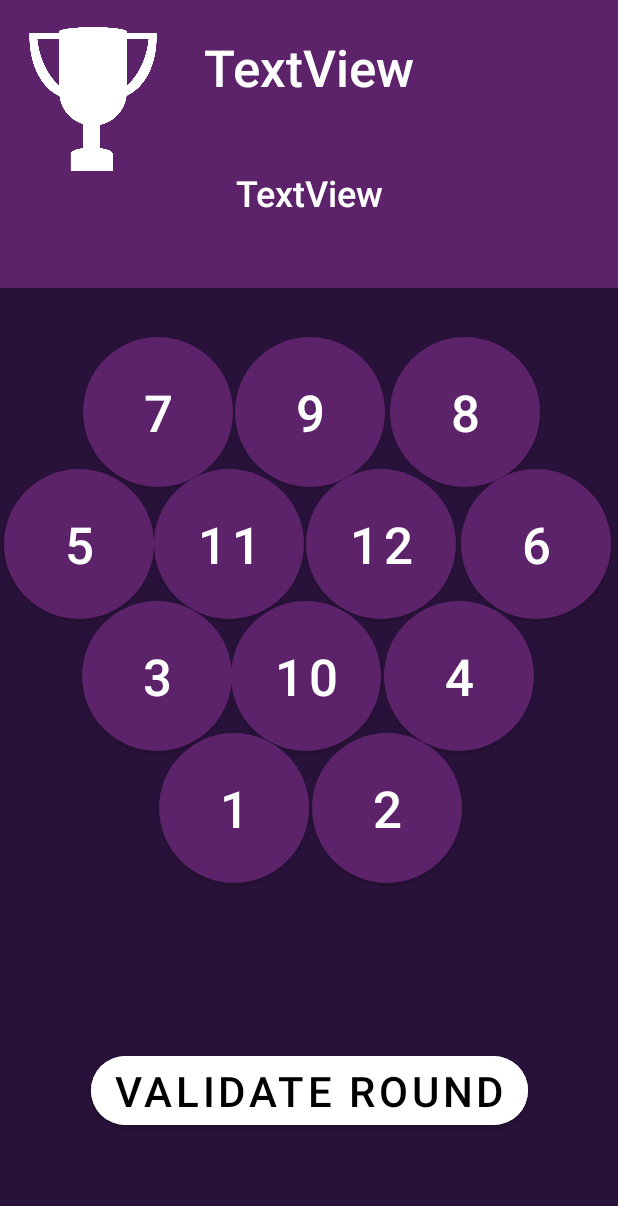
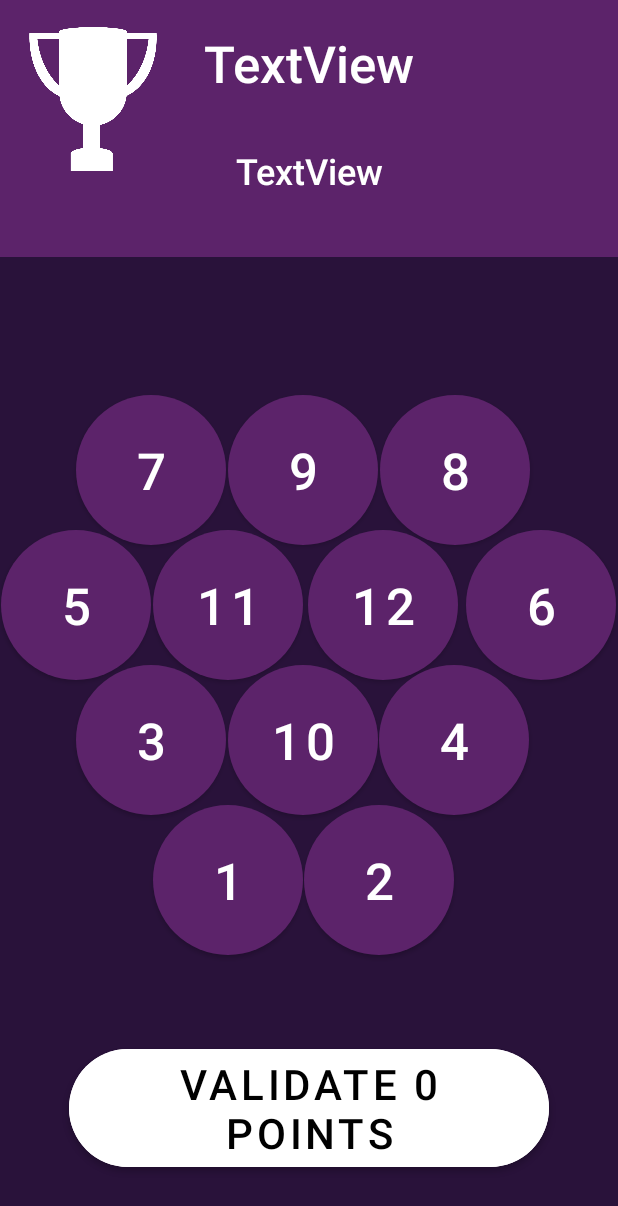
Before and after one commit to beliaran/PFE, an Android app: the GameFragment screen opened through its navigation route, after a tap on "12", on a phone screen of 412 x 824 dp. Shown: the top 1206 px of the screen. Run offline under Robolectric (Android 15) with nearby library versions, the phone set to English and light mode, and no system bars; our stand-ins replace navigation-ui; 10 statements that could not run were skipped.

Commit message:
Ajout du back sur l'écran de scoreboard

```diff
--- a/LD/Android/app/build.gradle
+++ b/LD/Android/app/build.gradle
@@ -46,6 +46,7 @@
     implementation 'androidx.lifecycle:lifecycle-livedata-ktx:2.5.1'
     implementation 'androidx.lifecycle:lifecycle-viewmodel-ktx:2.5.1'
     annotationProcessor 'com.github.bumptech.glide:compiler:4.13.2'
+
     testImplementation 'junit:junit:4.13.2'
     androidTestImplementation 'androidx.test.ext:junit:1.1.3'
     androidTestImplementation 'androidx.test.espresso:espresso-core:3.4.0'
--- a/LD/Android/app/src/main/java/fr/eseo/pfemolkky/ui/main/GameFragment.java
+++ b/LD/Android/app/src/main/java/fr/eseo/pfemolkky/ui/main/GameFragment.java
@@ -1,18 +1,25 @@
 package fr.eseo.pfemolkky.ui.main;
 
+import android.app.AlertDialog;
+import android.content.DialogInterface;
 import android.os.Bundle;
 
+import androidx.activity.OnBackPressedCallback;
 import androidx.annotation.NonNull;
 import androidx.annotation.Nullable;
 import androidx.fragment.app.Fragment;
 import androidx.navigation.NavController;
 import androidx.navigation.fragment.NavHostFragment;
 
+import android.util.TypedValue;
+import android.view.Gravity;
 import android.view.LayoutInflater;
 import android.view.View;
 import android.view.ViewGroup;
 import android.widget.Button;
+import android.widget.FrameLayout;
 import android.widget.ImageView;
+import android.widget.LinearLayout;
 import android.widget.TextView;
 
 import java.util.ArrayList;
@@ -44,6 +51,7 @@
     private Player player;
     private NavController navController;
     private Game game;
+    private Button buttonValidate;
 
     public static GameFragment newInstance() {
         return new GameFragment();
@@ -58,7 +66,6 @@
         playerNumber = getArguments().getInt("player");
         game = ((MainActivity)getActivity()).getGame();
         player = ((MainActivity)getActivity()).getGame().getPlayers().get(playerNumber);
-        ((MainActivity)getActivity()).setAllowBack(false);
         TextView textViewPlayer = root.findViewById(R.id.idPlayer);
         textViewPlayer.setText(player.getName());
         TextView textViewScore = root.findViewById(R.id.scorePlayer);
@@ -88,7 +95,18 @@
         listImageView.add(imageViewPin10);
         listImageView.add(imageViewPin11);
         listImageView.add(imageViewPin12);
+        for(int i=0;i<player.getMissed();i++){
+            ImageView iv = new ImageView(getContext());
+            iv.setImageDrawable(getResources().getDrawable(android.R.drawable.ic_delete));
+            int pxWidth = Math.round(TypedValue.applyDimension(TypedValue.COMPLEX_UNIT_DIP, 50,getResources().getDisplayMetrics()));
+            int pxHeight = Math.round(TypedValue.applyDimension(TypedValue.COMPLEX_UNIT_DIP, 50,getResources().getDisplayMetrics()));
+            iv.setLayoutParams(new ViewGroup.LayoutParams(pxWidth,pxHeight));
+            ((LinearLayout)root.findViewById(R.id.croix)).addView(iv);
+        }
+
         updateInterface();
+        buttonValidate= (Button) root.findViewById(R.id.buttonValidateRound);
+        updateButton();
         ImageView imageCup = (ImageView) root.findViewById(R.id.imageCup);
         imageCup.setOnClickListener(new View.OnClickListener() {
             @Override
@@ -97,7 +115,7 @@
                 listImageView= new ArrayList<Button>();
             }
         });
-        Button buttonValidate= (Button) root.findViewById(R.id.buttonValidateRound);
+
         buttonValidate.setOnClickListener(new View.OnClickListener() {
             @Override
             public void onClick(View view) {
@@ -162,7 +180,66 @@
                 }
             }
         });
+        OnBackPressedCallback callback = new OnBackPressedCallback(true) {
+            @Override
+            public void handleOnBackPressed() {
+                LinearLayout view = new LinearLayout(getContext());
+                ImageView iv = new ImageView(getContext());
+                iv.setImageDrawable(getResources().getDrawable(android.R.drawable.ic_dialog_alert));
+                iv.setColorFilter(getResources().getColor(R.color.orange));
+                iv.setPadding(20,0,20,0);
+                TextView tv = new TextView(getContext());
+                tv.setText(getResources().getText(R.string.returnToMenu));
+                tv.setTextColor(getResources().getColor(R.color.orange));
+                tv.setTextSize(20);
+
+                view.setPadding(0,60,0,10);
+                view.addView(iv);
+                view.addView(tv);
+                view.setGravity(Gravity.CENTER);
+                AlertDialog dialog = new AlertDialog.Builder(getContext())
+                        .setCustomTitle(view)
+                        .setMessage(getResources().getText(R.string.textLeave))
+                        .setPositiveButton(getResources().getText(R.string.yes), new DialogInterface.OnClickListener() {
+                            @Override
+                            public void onClick(DialogInterface dialog, int which) {
+                                navController.navigate(R.id.nav_main);
+                            }
+
+                        })
+                        .setNegativeButton(getResources().getText(R.string.no), null).create();
+                dialog.setOnShowListener( new DialogInterface.OnShowListener() {
+                    @Override
+                    public void onShow(DialogInterface arg0){
+                        dialog.getButton(AlertDialog.BUTTON_NEGATIVE).setTextColor(getResources().getColor(R.color.white));
+                        dialog.getButton(AlertDialog.BUTTON_POSITIVE).setTextColor(getResources().getColor(R.color.white));
+                    }
+                });
+                dialog.show();
+            }
+        };
+        requireActivity().getOnBackPressedDispatcher().addCallback(getViewLifecycleOwner(), callback);
         return root;
+    }
+
+    private void updateButton() {
+        int countFallen = 0;
+        int scoreButton=0;
+        for(Pin pin : pins){
+            if(pin.hasFallen()){
+                countFallen+=1;
+            }
+        }
+        if(countFallen==1){
+            for(Pin pin : pins){
+                if(pin.hasFallen()){
+                    scoreButton=pin.getNumber();
+                }
+            }
+        }else{
+            scoreButton=countFallen;
+        }
+        buttonValidate.setText(getResources().getText(R.string.validateValidate)+ " "+scoreButton+" "+getResources().getText(R.string.validatePoints));
     }
 
     private void updateInterface() {
@@ -181,9 +258,11 @@
                 public void onClick(View view) {
                     pins.get(g).setFallen(!pins.get(g).hasFallen());
                     updateInterface();
+                    updateButton();
                 }
             });
         }
     }
 
+
 }
--- a/LD/Android/app/src/main/java/fr/eseo/pfemolkky/ui/main/ScoreBoard.java
+++ b/LD/Android/app/src/main/java/fr/eseo/pfemolkky/ui/main/ScoreBoard.java
@@ -60,7 +60,6 @@
             TextView textScore = fragment.findViewById(R.id.playerScore);
             textScore.setText(String.valueOf(playerIteration.getScore()));
             playerList.addView(fragment);
-
         }
 
         Button backToGame = root.findViewById(R.id.buttonValidateRound);
--- a/LD/Android/app/src/main/res/layout/fragment_game.xml
+++ b/LD/Android/app/src/main/res/layout/fragment_game.xml
@@ -26,14 +26,14 @@
 
         <androidx.constraintlayout.widget.ConstraintLayout
             android:id="@+id/constraintLayout"
-            android:layout_width="413dp"
-            android:layout_height="438dp"
+            android:layout_width="match_parent"
+            android:layout_height="481dp"
             android:background="@color/purple_molkky_dark"
             app:layout_constraintBottom_toBottomOf="parent"
             app:layout_constraintEnd_toEndOf="parent"
+            app:layout_constraintHorizontal_bias="1.0"
             app:layout_constraintStart_toStartOf="parent"
-            app:layout_constraintTop_toTopOf="parent"
-            app:layout_constraintVertical_bias="0.498">
+            app:layout_constraintTop_toTopOf="parent">
 
             <Button
                 android:id="@+id/pin2"
@@ -45,43 +45,42 @@
                 app:backgroundTint="@null"
                 app:layout_constraintBottom_toBottomOf="parent"
                 app:layout_constraintEnd_toEndOf="parent"
-                app:layout_constraintHorizontal_bias="0.664"
+                app:layout_constraintHorizontal_bias="0.649"
                 app:layout_constraintStart_toStartOf="parent"
                 app:layout_constraintTop_toTopOf="parent"
-                app:layout_constraintVertical_bias="0.878"
+                app:layout_constraintVertical_bias="0.958"
                 app:rippleColor="@color/orange" />
 
             <Button
-                android:id="@+id/pin12"
+                android:id="@+id/pin10"
                 android:layout_width="100dp"
                 android:layout_height="100dp"
-                android:layout_marginStart="204dp"
                 android:background="@drawable/circlepinbutton"
-                android:text="12"
+                android:text="10"
                 android:textSize="34sp"
                 app:backgroundTint="@null"
                 app:layout_constraintBottom_toBottomOf="parent"
+                app:layout_constraintEnd_toEndOf="parent"
+                app:layout_constraintHorizontal_bias="0.488"
                 app:layout_constraintStart_toStartOf="parent"
                 app:layout_constraintTop_toTopOf="parent"
-                app:layout_constraintVertical_bias="0.357"
+                app:layout_constraintVertical_bias="0.713"
                 app:rippleColor="@color/orange" />
 
             <Button
-                android:id="@+id/pin11"
+                android:id="@+id/pin3"
                 android:layout_width="100dp"
                 android:layout_height="100dp"
-                android:layout_marginStart="1dp"
-                android:layout_marginEnd="1dp"
                 android:background="@drawable/circlepinbutton"
-                android:text="11"
+                android:text="3"
                 android:textSize="34sp"
                 app:backgroundTint="@null"
                 app:layout_constraintBottom_toBottomOf="parent"
-                app:layout_constraintEnd_toStartOf="@+id/pin12"
-                app:layout_constraintHorizontal_bias="1.0"
-                app:layout_constraintStart_toEndOf="@+id/pin5"
+                app:layout_constraintEnd_toEndOf="parent"
+                app:layout_constraintHorizontal_bias="0.163"
+                app:layout_constraintStart_toStartOf="parent"
                 app:layout_constraintTop_toTopOf="parent"
-                app:layout_constraintVertical_bias="0.357"
+                app:layout_constraintVertical_bias="0.713"
                 app:rippleColor="@color/orange" />
 
             <Button
@@ -90,15 +89,15 @@
                 android:layout_height="100dp"
                 android:background="@drawable/circlepinbutton"
                 android:text="5"
+                android:textSize="34sp"
                 app:backgroundTint="@null"
                 app:layout_constraintBottom_toBottomOf="parent"
                 app:layout_constraintEnd_toEndOf="parent"
-                app:layout_constraintHorizontal_bias="0.009"
+                app:layout_constraintHorizontal_bias="0.003"
                 app:layout_constraintStart_toStartOf="parent"
                 app:layout_constraintTop_toTopOf="parent"
-                app:layout_constraintVertical_bias="0.357"
-                app:rippleColor="@color/orange"
-                android:textSize="34sp" />
+                app:layout_constraintVertical_bias="0.477"
+                app:rippleColor="@color/orange" />
 
             <Button
                 android:id="@+id/pin7"
@@ -114,7 +113,7 @@
                 app:layout_constraintHorizontal_bias="1.0"
                 app:layout_constraintStart_toStartOf="parent"
                 app:layout_constraintTop_toTopOf="parent"
-                app:layout_constraintVertical_bias="0.097"
+                app:layout_constraintVertical_bias="0.241"
                 app:rippleColor="@color/orange" />
 
             <Button
@@ -127,10 +126,10 @@
                 app:backgroundTint="@null"
                 app:layout_constraintBottom_toBottomOf="parent"
                 app:layout_constraintEnd_toEndOf="parent"
-                app:layout_constraintHorizontal_bias="0.501"
+                app:layout_constraintHorizontal_bias="0.488"
                 app:layout_constraintStart_toStartOf="parent"
                 app:layout_constraintTop_toTopOf="parent"
-                app:layout_constraintVertical_bias="0.097"
+                app:layout_constraintVertical_bias="0.241"
                 app:rippleColor="@color/orange" />
 
             <Button
@@ -145,74 +144,10 @@
                 app:backgroundTint="@null"
                 app:layout_constraintBottom_toBottomOf="parent"
                 app:layout_constraintEnd_toEndOf="parent"
-                app:layout_constraintHorizontal_bias="0.041"
+                app:layout_constraintHorizontal_bias="0.0"
                 app:layout_constraintStart_toEndOf="@+id/pin9"
                 app:layout_constraintTop_toTopOf="parent"
-                app:layout_constraintVertical_bias="0.097"
-                app:rippleColor="@color/orange" />
-
-            <Button
-                android:id="@+id/pin3"
-                android:layout_width="100dp"
-                android:layout_height="100dp"
-                android:background="@drawable/circlepinbutton"
-                android:text="3"
-                android:textSize="34sp"
-                app:backgroundTint="@null"
-                app:layout_constraintBottom_toBottomOf="parent"
-                app:layout_constraintEnd_toEndOf="parent"
-                app:layout_constraintHorizontal_bias="0.175"
-                app:layout_constraintStart_toStartOf="parent"
-                app:layout_constraintTop_toTopOf="parent"
-                app:layout_constraintVertical_bias="0.618"
-                app:rippleColor="@color/orange" />
-
-            <Button
-                android:id="@+id/pin10"
-                android:layout_width="100dp"
-                android:layout_height="100dp"
-                android:background="@drawable/circlepinbutton"
-                android:text="10"
-                android:textSize="34sp"
-                app:backgroundTint="@null"
-                app:layout_constraintBottom_toBottomOf="parent"
-                app:layout_constraintEnd_toEndOf="parent"
-                app:layout_constraintHorizontal_bias="0.492"
-                app:layout_constraintStart_toStartOf="parent"
-                app:layout_constraintTop_toTopOf="parent"
-                app:layout_constraintVertical_bias="0.618"
-                app:rippleColor="@color/orange" />
-
-            <Button
-                android:id="@+id/pin4"
-                android:layout_width="100dp"
-                android:layout_height="100dp"
-                android:background="@drawable/circlepinbutton"
-                android:text="4"
-                android:textSize="34sp"
-                app:backgroundTint="@null"
-                app:layout_constraintBottom_toBottomOf="parent"
-                app:layout_constraintEnd_toEndOf="parent"
-                app:layout_constraintHorizontal_bias="0.817"
-                app:layout_constraintStart_toStartOf="parent"
-                app:layout_constraintTop_toTopOf="parent"
-                app:layout_constraintVertical_bias="0.618"
-                app:rippleColor="@color/orange" />
-
-            <Button
-                android:id="@+id/pin1"
-                android:layout_width="100dp"
-                android:layout_height="100dp"
-                android:background="@drawable/circlepinbutton"
-                android:text="1"
-                android:textSize="34sp"
-                app:backgroundTint="@null"
-                app:layout_constraintBottom_toBottomOf="parent"
-                app:layout_constraintEnd_toEndOf="parent"
-                app:layout_constraintHorizontal_bias="0.338"
-                app:layout_constraintStart_toStartOf="parent"
-                app:layout_constraintTop_toTopOf="parent"
-                app:layout_constraintVertical_bias="0.878"
+                app:layout_constraintVertical_bias="0.241"
                 app:rippleColor="@color/orange" />
 
             <Button
@@ -226,11 +161,91 @@
                 app:backgroundTint="@null"
                 app:layout_constraintBottom_toBottomOf="parent"
                 app:layout_constraintEnd_toEndOf="parent"
-                app:layout_constraintHorizontal_bias="0.25"
+                app:layout_constraintHorizontal_bias="0.8"
                 app:layout_constraintStart_toEndOf="@+id/pin12"
                 app:layout_constraintTop_toTopOf="parent"
-                app:layout_constraintVertical_bias="0.357"
+                app:layout_constraintVertical_bias="0.477"
                 app:rippleColor="@color/orange" />
+
+            <Button
+                android:id="@+id/pin12"
+                android:layout_width="100dp"
+                android:layout_height="100dp"
+                android:background="@drawable/circlepinbutton"
+                android:text="12"
+                android:textSize="34sp"
+                app:backgroundTint="@null"
+                app:layout_constraintBottom_toBottomOf="parent"
+                app:layout_constraintEnd_toEndOf="parent"
+                app:layout_constraintHorizontal_bias="0.659"
+                app:layout_constraintStart_toStartOf="parent"
+                app:layout_constraintTop_toTopOf="parent"
+                app:layout_constraintVertical_bias="0.477"
+                app:rippleColor="@color/orange" />
+
+            <Button
+                android:id="@+id/pin11"
+                android:layout_width="100dp"
+                android:layout_height="100dp"
+                android:layout_marginStart="1dp"
+                android:layout_marginEnd="1dp"
+                android:background="@drawable/circlepinbutton"
+                android:text="11"
+                android:textSize="34sp"
+                app:backgroundTint="@null"
+                app:layout_constraintBottom_toBottomOf="parent"
+                app:layout_constraintEnd_toStartOf="@+id/pin12"
+                app:layout_constraintHorizontal_bias="0.0"
+                app:layout_constraintStart_toEndOf="@+id/pin5"
+                app:layout_constraintTop_toTopOf="parent"
+                app:layout_constraintVertical_bias="0.477"
+                app:rippleColor="@color/orange" />
+
+            <Button
+                android:id="@+id/pin4"
+                android:layout_width="100dp"
+                android:layout_height="100dp"
+                android:background="@drawable/circlepinbutton"
+                android:text="4"
+                android:textSize="34sp"
+                app:backgroundTint="@null"
+                app:layout_constraintBottom_toBottomOf="parent"
+                app:layout_constraintEnd_toEndOf="parent"
+                app:layout_constraintHorizontal_bias="0.81"
+                app:layout_constraintStart_toStartOf="parent"
+                app:layout_constraintTop_toTopOf="parent"
+                app:layout_constraintVertical_bias="0.713"
+                app:rippleColor="@color/orange" />
+
+            <Button
+                android:id="@+id/pin1"
+                android:layout_width="100dp"
+                android:layout_height="100dp"
+                android:background="@drawable/circlepinbutton"
+                android:text="1"
+                android:textSize="34sp"
+                app:backgroundTint="@null"
+                app:layout_constraintBottom_toBottomOf="parent"
+                app:layout_constraintEnd_toEndOf="parent"
+                app:layout_constraintHorizontal_bias="0.327"
+                app:layout_constraintStart_toStartOf="parent"
+                app:layout_constraintTop_toTopOf="parent"
+                app:layout_constraintVertical_bias="0.958"
+                app:rippleColor="@color/orange" />
+
+            <LinearLayout
+                android:id="@+id/croix"
+                android:layout_width="100dp"
+                android:layout_height="80dp"
+                android:layout_marginBottom="12dp"
+                android:gravity="center"
+                android:orientation="horizontal"
+                app:layout_constraintBottom_toTopOf="@+id/pin9"
+                app:layout_constraintEnd_toEndOf="parent"
+                app:layout_constraintHorizontal_bias="0.498"
+                app:layout_constraintStart_toStartOf="parent"
+                app:layout_constraintTop_toTopOf="parent"
+                app:layout_constraintVertical_bias="1.0"/>
 
         </androidx.constraintlayout.widget.ConstraintLayout>
 
--- a/LD/Android/app/src/main/res/values/strings.xml
+++ b/LD/Android/app/src/main/res/values/strings.xml
@@ -34,4 +34,10 @@
     <string name="sniper">The Sniper</string>
     <string name="brute">The Brute</string>
     <string name="averageScore">Average Score per round</string>
+    <string name="titleLeave">End Of Game</string>
+    <string name="textLeave">Do you really want to leave the game?</string>
+    <string name="yes">Yes</string>
+    <string name="no">No</string>
+    <string name="validateValidate">Validate</string>
+    <string name="validatePoints">Points</string>
 </resources>
```
Also changed, not shown: 2 other files.
